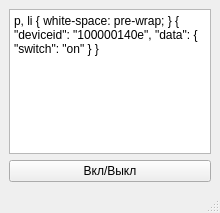
Qt form mainwindow.ui (explorer85/VSmartHome) before a commit.
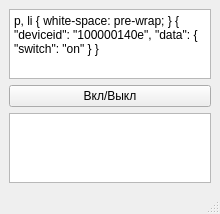
The same form after that commit.

Commit message: добавил цикличный таймер включения выключения

Patch:
```diff
--- a/mainwindow.ui
+++ b/mainwindow.ui
@@ -21,13 +21,13 @@
        <string>&lt;!DOCTYPE HTML PUBLIC &quot;-//W3C//DTD HTML 4.0//EN&quot; &quot;http://www.w3.org/TR/REC-html40/strict.dtd&quot;&gt;
 &lt;html&gt;&lt;head&gt;&lt;meta name=&quot;qrichtext&quot; content=&quot;1&quot; /&gt;&lt;style type=&quot;text/css&quot;&gt;
 p, li { white-space: pre-wrap; }
-&lt;/style&gt;&lt;/head&gt;&lt;body style=&quot; font-family:'MS Shell Dlg 2'; font-size:8.25pt; font-weight:400; font-style:normal;&quot;&gt;
-&lt;p style=&quot; margin-top:0px; margin-bottom:0px; margin-left:0px; margin-right:0px; -qt-block-indent:0; text-indent:0px;&quot;&gt;{ &lt;/p&gt;
-&lt;p style=&quot; margin-top:0px; margin-bottom:0px; margin-left:0px; margin-right:0px; -qt-block-indent:0; text-indent:0px;&quot;&gt;    &amp;quot;deviceid&amp;quot;: &amp;quot;100000140e&amp;quot;, &lt;/p&gt;
-&lt;p style=&quot; margin-top:0px; margin-bottom:0px; margin-left:0px; margin-right:0px; -qt-block-indent:0; text-indent:0px;&quot;&gt;    &amp;quot;data&amp;quot;: { &lt;/p&gt;
-&lt;p style=&quot; margin-top:0px; margin-bottom:0px; margin-left:0px; margin-right:0px; -qt-block-indent:0; text-indent:0px;&quot;&gt;        &amp;quot;switch&amp;quot;: &amp;quot;on&amp;quot; &lt;/p&gt;
-&lt;p style=&quot; margin-top:0px; margin-bottom:0px; margin-left:0px; margin-right:0px; -qt-block-indent:0; text-indent:0px;&quot;&gt;       }&lt;/p&gt;
-&lt;p style=&quot; margin-top:0px; margin-bottom:0px; margin-left:0px; margin-right:0px; -qt-block-indent:0; text-indent:0px;&quot;&gt;}&lt;/p&gt;&lt;/body&gt;&lt;/html&gt;</string>
+&lt;/style&gt;&lt;/head&gt;&lt;body style=&quot; font-family:'Sans Serif'; font-size:9pt; font-weight:400; font-style:normal;&quot;&gt;
+&lt;p style=&quot; margin-top:0px; margin-bottom:0px; margin-left:0px; margin-right:0px; -qt-block-indent:0; text-indent:0px;&quot;&gt;&lt;span style=&quot; font-family:'MS Shell Dlg 2'; font-size:8.25pt;&quot;&gt;{ &lt;/span&gt;&lt;/p&gt;
+&lt;p style=&quot; margin-top:0px; margin-bottom:0px; margin-left:0px; margin-right:0px; -qt-block-indent:0; text-indent:0px;&quot;&gt;&lt;span style=&quot; font-family:'MS Shell Dlg 2'; font-size:8.25pt;&quot;&gt;    &amp;quot;deviceid&amp;quot;: &amp;quot;100000140e&amp;quot;, &lt;/span&gt;&lt;/p&gt;
+&lt;p style=&quot; margin-top:0px; margin-bottom:0px; margin-left:0px; margin-right:0px; -qt-block-indent:0; text-indent:0px;&quot;&gt;&lt;span style=&quot; font-family:'MS Shell Dlg 2'; font-size:8.25pt;&quot;&gt;    &amp;quot;data&amp;quot;: { &lt;/span&gt;&lt;/p&gt;
+&lt;p style=&quot; margin-top:0px; margin-bottom:0px; margin-left:0px; margin-right:0px; -qt-block-indent:0; text-indent:0px;&quot;&gt;&lt;span style=&quot; font-family:'MS Shell Dlg 2'; font-size:8.25pt;&quot;&gt;        &amp;quot;switch&amp;quot;: &amp;quot;on&amp;quot; &lt;/span&gt;&lt;/p&gt;
+&lt;p style=&quot; margin-top:0px; margin-bottom:0px; margin-left:0px; margin-right:0px; -qt-block-indent:0; text-indent:0px;&quot;&gt;&lt;span style=&quot; font-family:'MS Shell Dlg 2'; font-size:8.25pt;&quot;&gt;       }&lt;/span&gt;&lt;/p&gt;
+&lt;p style=&quot; margin-top:0px; margin-bottom:0px; margin-left:0px; margin-right:0px; -qt-block-indent:0; text-indent:0px;&quot;&gt;&lt;span style=&quot; font-family:'MS Shell Dlg 2'; font-size:8.25pt;&quot;&gt;}&lt;/span&gt;&lt;/p&gt;&lt;/body&gt;&lt;/html&gt;</string>
       </property>
      </widget>
     </item>
@@ -38,6 +38,9 @@
       </property>
      </widget>
     </item>
+    <item>
+     <widget class="QTextEdit" name="textEditLog"/>
+    </item>
    </layout>
   </widget>
   <widget class="QMenuBar" name="menubar">
```
Left out of the diff: 2 changed lines with no effect on the pictures. The commit also changes 1 other file.
